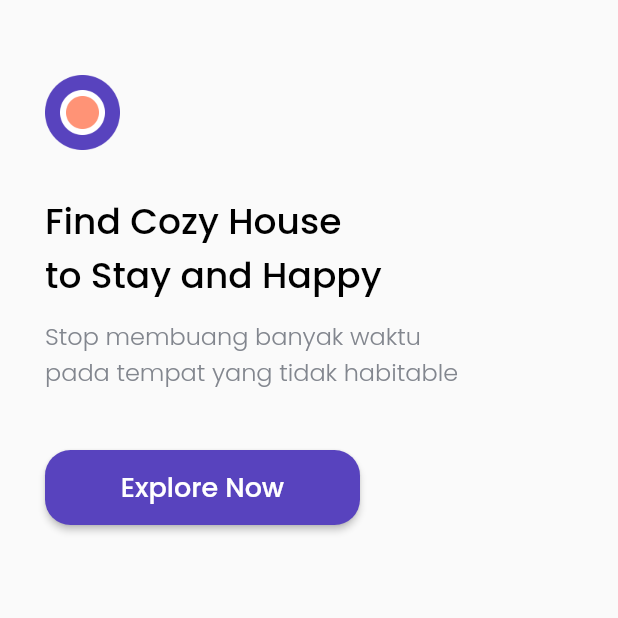
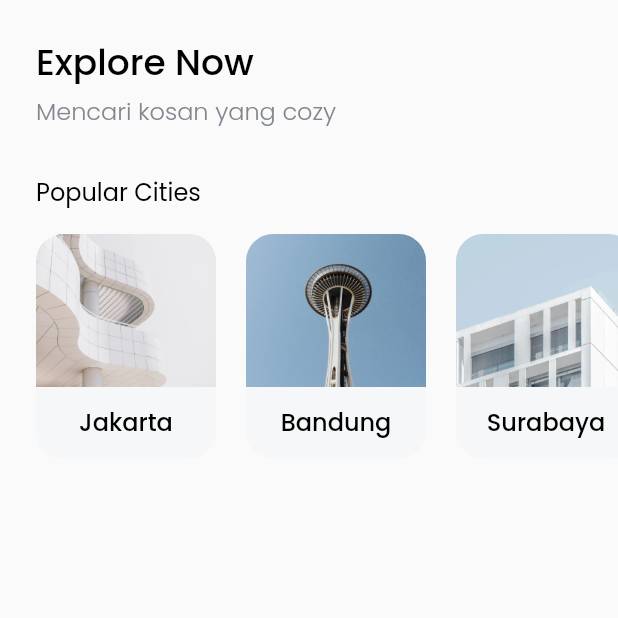
Before and after one commit to arisandi95/flutter_bwa_cozy, a Flutter app: the screen it shows after launch, after a tap on "Explore Now", on a phone screen of 412 x 824 dp, the top half of it. Run offline on Flutter 3.47's test engine with Material 2 defaults, Android fonts, the phone set to English and light mode, and no system bars; our stand-ins replace google_fonts.

Commit message:
home page popular cities 1

```diff
--- /dev/null
+++ b/lib/models/city.dart
@@ -0,0 +1,11 @@
+class City{
+  final int id;
+  final String name;
+  final String imageUrl;
+
+  City({
+    required this.id,
+    required this.imageUrl,
+    required this.name,
+  });
+}
--- /dev/null
+++ b/lib/pages/home_page.dart
@@ -0,0 +1,100 @@
+import 'package:flutter/material.dart';
+import 'package:flutter_bwa_cozy/models/city.dart';
+import 'package:flutter_bwa_cozy/theme.dart';
+import 'package:flutter_bwa_cozy/widgets/city_card.dart';
+
+class HomePage extends StatelessWidget {
+  const HomePage({Key? key}) : super(key: key);
+
+  @override
+  Widget build(BuildContext context) {
+    return Scaffold(
+      body: SafeArea(
+          child: Padding(
+            padding: EdgeInsets.symmetric(vertical: edge),
+            child: ListView(
+              children: [
+                Padding(
+                  padding: EdgeInsets.only(left: edge),
+                  child: Text(
+                    'Explore Now',
+                    style: blackTextStyle.copyWith(
+                      fontSize: 24
+                    ),
+                  ),
+                ),
+                SizedBox(
+                  height: 2,
+                ),
+                Padding(
+                  padding: EdgeInsets.only(left: edge),
+                  child: Text(
+                    'Mencari kosan yang cozy',
+                    style: greyTextStyle.copyWith(
+                      fontSize: 16
+                    ),
+                  ),
+                ),
+                SizedBox(
+                  height: 30,
+                ),
+                Padding(
+                  padding: EdgeInsets.only(left: edge),
+                  child: Text(
+                    'Popular Cities',
+                    style: blackRegularTextStyle.copyWith(
+                      fontSize: 16
+                    ),
+                  ),
+                ),
+                SizedBox(
+                  height: 16,
+                ),
+                Container(
+                  height: 150,
+                  child: ListView(
+                    scrollDirection: Axis.horizontal,
+                    children: [
+                      SizedBox(
+                        width: 24,
+                      ),
+                      CityCard(
+                        City(
+                          id: 1,
+                          name: 'Jakarta',
+                          imageUrl: 'assets/images/city1.png'
+                        ),
+                      ),
+                      SizedBox(
+                        width: 20,
+                      ),
+                      CityCard(
+                        City(
+                          id: 2,
+                          name: 'Bandung',
+                          imageUrl: 'assets/images/city2.png'
+                        ),
+                      ),
+                      SizedBox(
+                        width: 20,
+                      ),
+                      CityCard(
+                        City(
+                          id: 3,
+                          name: 'Surabaya',
+                          imageUrl: 'assets/images/city3.png'
+                        ),
+                      ),
+                      SizedBox(
+                        width: 24,
+                      ),
+                    ],
+                  ),
+                )
+              ],
+            ),
+          )
+        ),
+    );
+  }
+}
--- a/lib/pages/splash.dart
+++ b/lib/pages/splash.dart
@@ -1,4 +1,5 @@
 import 'package:flutter/material.dart';
+import 'package:flutter_bwa_cozy/pages/home_page.dart';
 import 'package:flutter_bwa_cozy/theme.dart';
 
 class SplashPage extends StatelessWidget {
@@ -8,7 +9,14 @@
   Widget build(BuildContext context) {
     return Scaffold(
       body: SafeArea(
-        child: Padding(
+        bottom: false,
+        child: Stack(
+          children: [
+            Align(
+              alignment: Alignment.bottomCenter,
+              child: Image.asset('assets/images/house.png')
+            ),
+            Padding(
               padding: const EdgeInsets.only(
                 top: 50,
                 left: 30
@@ -49,12 +57,22 @@
                   Container(
                     width: 210,
                     height: 50,
-                child: RaisedButton(
-                  onPressed: (){},
-                  color: purpleColor,
+                    child: ElevatedButton(
+                      onPressed: (){
+                        Navigator.push(context, MaterialPageRoute(
+                          builder: (context) => HomePage()
+                        ));
+                      },
+                      style: ElevatedButton.styleFrom(
+                        primary: purpleColor,
                         shape: RoundedRectangleBorder(
                           borderRadius: BorderRadius.circular(17)
                         ),
+                      ),
+                      // color: purpleColor,
+                      // shape: RoundedRectangleBorder(
+                      //   borderRadius: BorderRadius.circular(17)
+                      // ),
                       child: Text(
                         'Explore Now',
                         style: whiteTextStyle.copyWith(
@@ -62,9 +80,11 @@
                         ),
                       )
                     ),
-              )
+                  ),
                 ],
               ),
+            ),
+          ],
         ),
       ),
     );
--- a/lib/theme.dart
+++ b/lib/theme.dart
@@ -7,8 +7,15 @@
 Color whiteColor  = Color(0xffFFFFFF);
 Color greyColor  = Color(0xff82868E);
 
+double edge = 24;
+
 TextStyle blackTextStyle = GoogleFonts.poppins(
   fontWeight : FontWeight.w500,
+  color: blackColor
+);
+
+TextStyle blackRegularTextStyle = GoogleFonts.poppins(
+  fontWeight : FontWeight.w400,
   color: blackColor
 );
 
--- /dev/null
+++ b/lib/widgets/city_card.dart
@@ -0,0 +1,40 @@
+import 'package:flutter/material.dart';
+import 'package:flutter_bwa_cozy/models/city.dart';
+import 'package:flutter_bwa_cozy/theme.dart';
+
+class CityCard extends StatelessWidget {
+  // const CityCard({Key? key}) : super(key: key);
+  final City city;
+  CityCard(this.city);
+
+  @override
+  Widget build(BuildContext context) {
+    return ClipRRect(
+      borderRadius: BorderRadius.circular(18),
+      child: Container(
+        height: 150,
+        width: 120,
+        color: Color(0xffF6F7F8),
+        child: Column(
+          children: [
+            Image.asset(
+              city.imageUrl,
+              width: 120,
+              height: 102,
+              fit: BoxFit.cover,
+            ),
+            SizedBox(
+              height: 11,
+            ),
+            Text(
+              city.name,
+              style: blackTextStyle.copyWith(
+                fontSize: 16
+              ),
+            )
+          ],
+        ),
+      ),
+    );
+  }
+}
```
Also changed, not shown: assets/images/house.png. Lines whose indentation alone changed are shown as unchanged.
